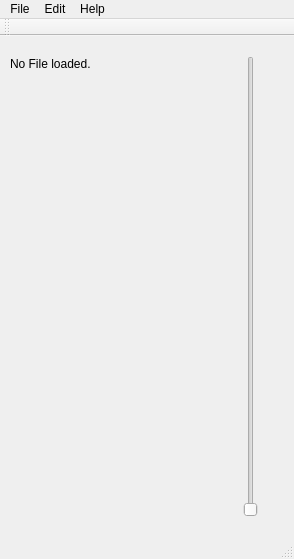
The window that BachelorThesis.ui (schwittlick/BachelorThesis) describes before a commit, drawn with Qt 5.
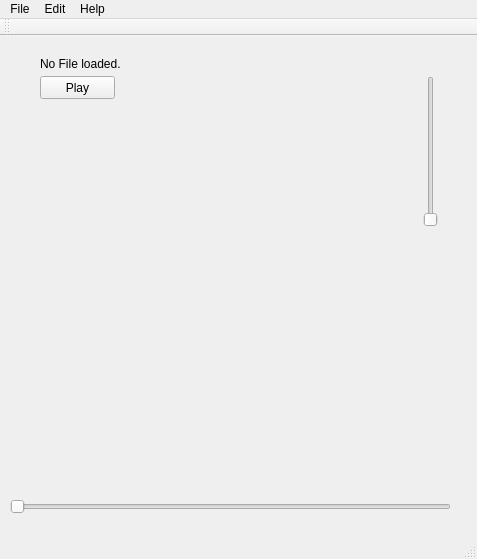
The same window after the commit.

```diff
--- a/BachelorThesis.ui
+++ b/BachelorThesis.ui
@@ -6,7 +6,7 @@
    <rect>
     <x>0</x>
     <y>0</y>
-    <width>294</width>
+    <width>477</width>
     <height>559</height>
    </rect>
   </property>
@@ -17,9 +17,9 @@
    <widget class="QLabel" name="label">
     <property name="geometry">
      <rect>
-      <x>10</x>
+      <x>40</x>
       <y>20</y>
-      <width>261</width>
+      <width>81</width>
       <height>16</height>
      </rect>
     </property>
@@ -30,10 +30,10 @@
    <widget class="QSlider" name="verticalSlider">
     <property name="geometry">
      <rect>
-      <x>240</x>
-      <y>20</y>
+      <x>420</x>
+      <y>40</y>
       <width>22</width>
-      <height>461</height>
+      <height>151</height>
      </rect>
     </property>
     <property name="minimum">
@@ -49,13 +49,45 @@
      <number>1</number>
     </property>
    </widget>
+   <widget class="QPushButton" name="pushButton">
+    <property name="geometry">
+     <rect>
+      <x>40</x>
+      <y>40</y>
+      <width>75</width>
+      <height>23</height>
+     </rect>
+    </property>
+    <property name="text">
+     <string>Play</string>
+    </property>
+   </widget>
+   <widget class="QSlider" name="progressBarSlider">
+    <property name="geometry">
+     <rect>
+      <x>10</x>
+      <y>460</y>
+      <width>441</width>
+      <height>22</height>
+     </rect>
+    </property>
+    <property name="maximum">
+     <number>1</number>
+    </property>
+    <property name="singleStep">
+     <number>1</number>
+    </property>
+    <property name="orientation">
+     <enum>Qt::Horizontal</enum>
+    </property>
+   </widget>
   </widget>
   <widget class="QMenuBar" name="menuBar">
    <property name="geometry">
     <rect>
      <x>0</x>
      <y>0</y>
-     <width>294</width>
+     <width>477</width>
      <height>21</height>
     </rect>
    </property>
```
